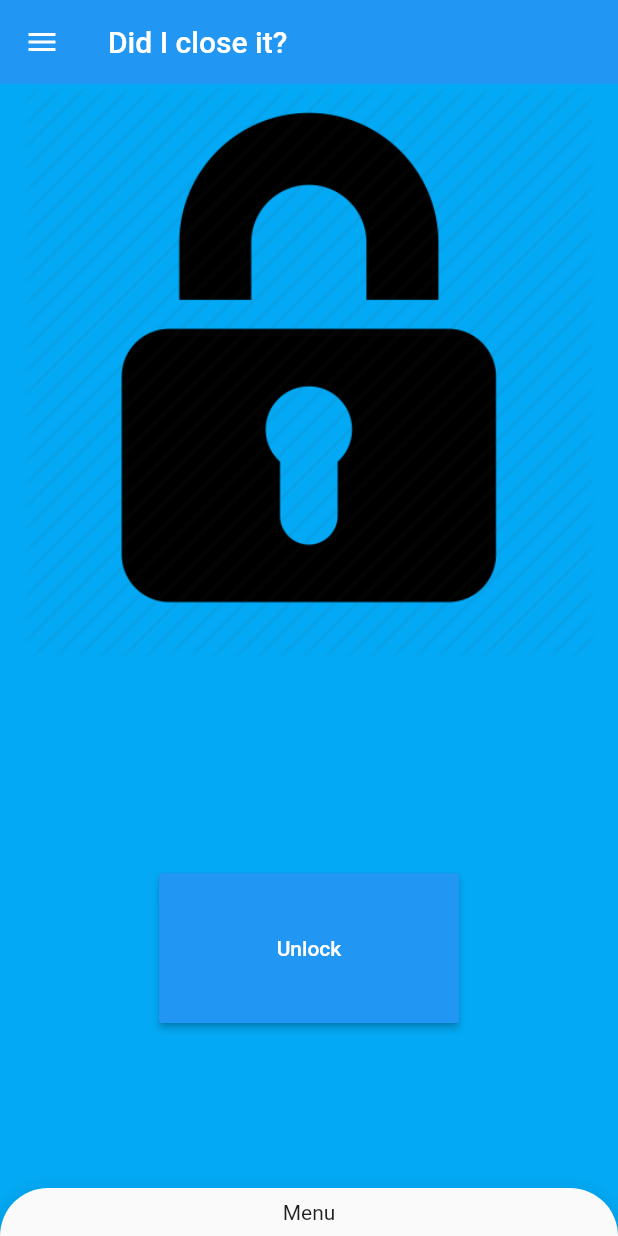
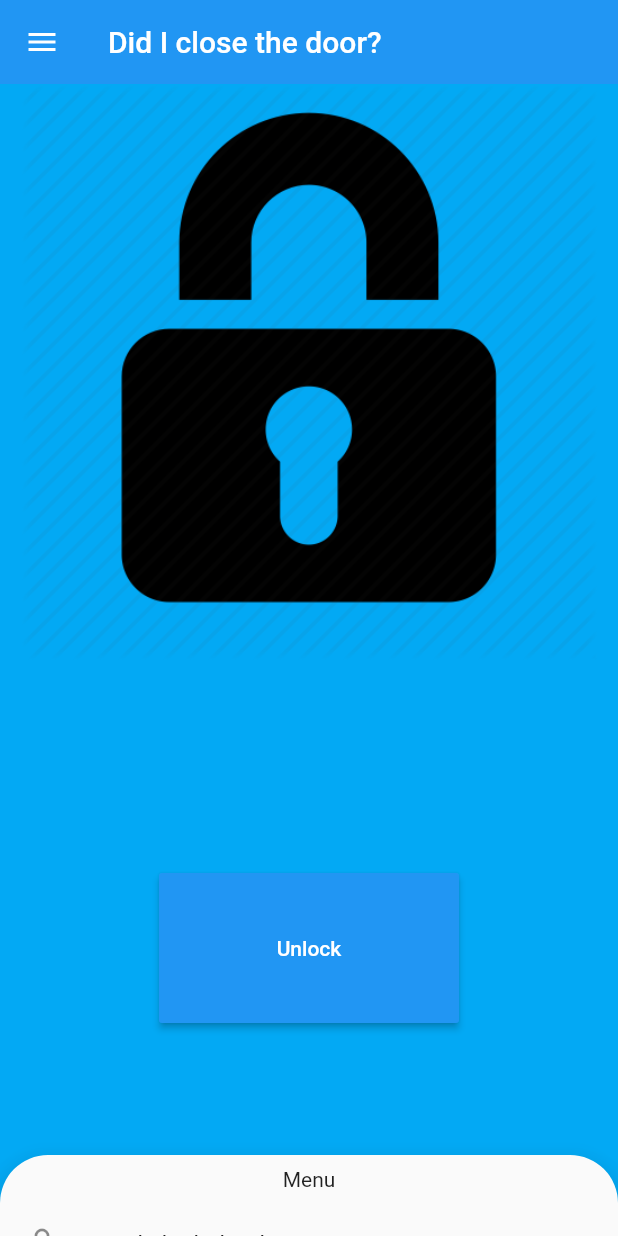
Before and after one commit to magicleon94/Did-I-close-it, a Flutter app: the screen it shows after launch, after a tap on "Lock", on a phone screen of 412 x 824 dp. Run offline on Flutter 3.47's test engine with Material 2 defaults, Android fonts, the phone set to English and light mode, and no system bars; our stand-ins replace shared_preferences.

Commit message:
Routes restyle

```diff
--- a/did_i_close_it/lib/HomeScreen.dart
+++ b/did_i_close_it/lib/HomeScreen.dart
@@ -42,30 +42,11 @@ class _HomeScreenState extends State<HomeScreen>
     controller.dispose();
   }
 
-  bool get isFrontPanelVisible {
-    final AnimationStatus status = controller.status;
-    return status == AnimationStatus.completed ||
-        status == AnimationStatus.forward;
-  }
-
   @override
   Widget build(BuildContext context) {
     if (ready){
       return new Scaffold(
           resizeToAvoidBottomPadding: false,
-          appBar: new AppBar(
-            title: new Text("Did I close it?"),
-            elevation: 0.0,
-            leading: new IconButton(
-              onPressed: () {
-                controller.fling(velocity: isFrontPanelVisible ? -1.0 : 1.0);
-              },
-              icon: new AnimatedIcon(
-                icon: AnimatedIcons.menu_close,
-                progress: controller.view,
-              ),
-            ),
-          ),
           body: TwoPanels(
                 controller: this.controller,
                 prefs: this.prefs,
--- /dev/null
+++ b/did_i_close_it/lib/SplashScreen.dart
@@ -0,0 +1,10 @@
+import 'package:flutter/material.dart';
+
+class SplashScreen extends StatelessWidget {
+  @override
+  Widget build(BuildContext context) {
+    return Scaffold(
+      body: new Container(child: new Center(child: new Text("Splash!"))),
+    );
+  }
+}
--- a/did_i_close_it/lib/TwoPanels.dart
+++ b/did_i_close_it/lib/TwoPanels.dart
@@ -17,6 +17,16 @@ class _TwoPanelState extends State<TwoPanels> {
   static const header_height = 32.0;
 
   int _selectedDrawerIndex = 0;
+  var titles = [
+    "Did I close the door?",
+    "Did I close the gas?"
+  ];
+
+    bool get isFrontPanelVisible {
+    final AnimationStatus status = widget.controller.status;
+    return status == AnimationStatus.completed ||
+        status == AnimationStatus.forward;
+  }
 
   _getDrawerItemWidget(int pos) {
     switch (pos) {
@@ -31,14 +41,13 @@ class _TwoPanelState extends State<TwoPanels> {
 
   _onSelectDrawerItemWidget(int pos) {
     setState(() {
-      print("Setting state to: " + pos.toString());
       _selectedDrawerIndex = pos;
     });
   }
 
   Animation<RelativeRect> getPanelAnimation(BoxConstraints constraints) {
     final height = constraints.biggest.height;
-    final backPanelHeight = height - header_height;
+    final backPanelHeight = height - 110.0;- header_height;
     final frontPanelHeight = -header_height;
 
     return new RelativeRectTween(
@@ -50,8 +59,21 @@ class _TwoPanelState extends State<TwoPanels> {
   }
 
   Widget bothPanels(BuildContext context, BoxConstraints constraints) {
-    return new Container(
-      child: new Stack(
+    return new Scaffold(
+      appBar: new AppBar(
+            title: new Text(titles[_selectedDrawerIndex]),
+            elevation: 0.0,
+            leading: new IconButton(
+              onPressed: () {
+                widget.controller.fling(velocity: isFrontPanelVisible ? -1.0 : 1.0);
+              },
+              icon: new AnimatedIcon(
+                icon: AnimatedIcons.menu_close,
+                progress: widget.controller.view,
+              ),
+            ),
+          ),
+      body: new Stack(
         children: <Widget>[
           _getDrawerItemWidget(_selectedDrawerIndex),
           new PositionedTransition(
```
